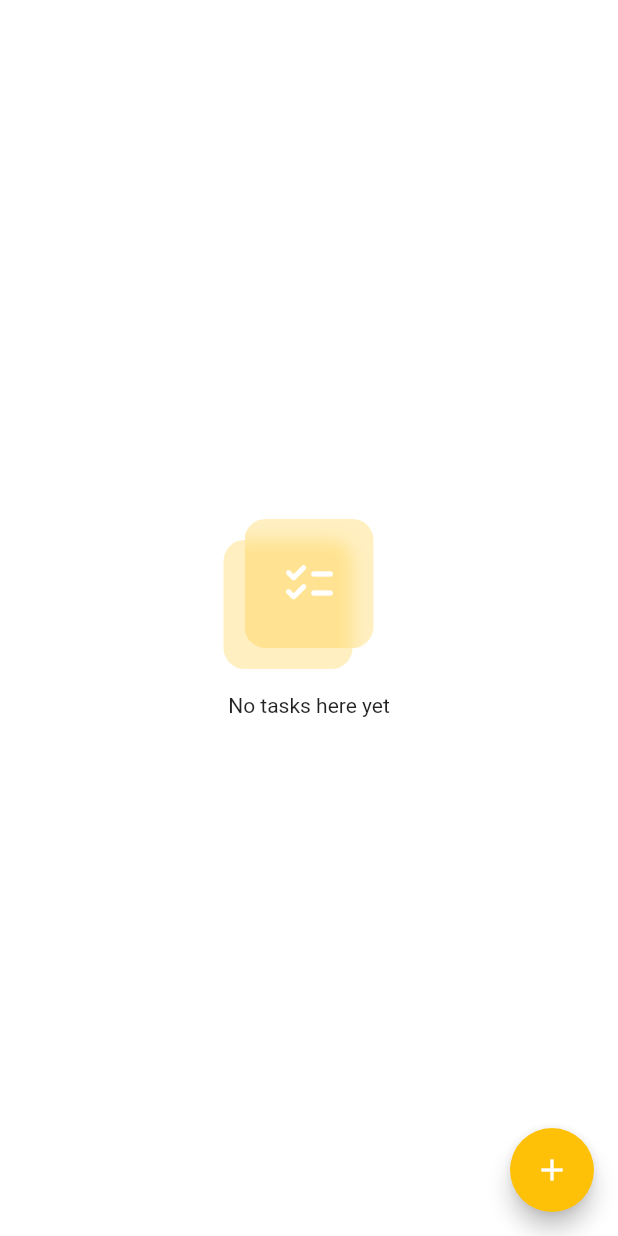
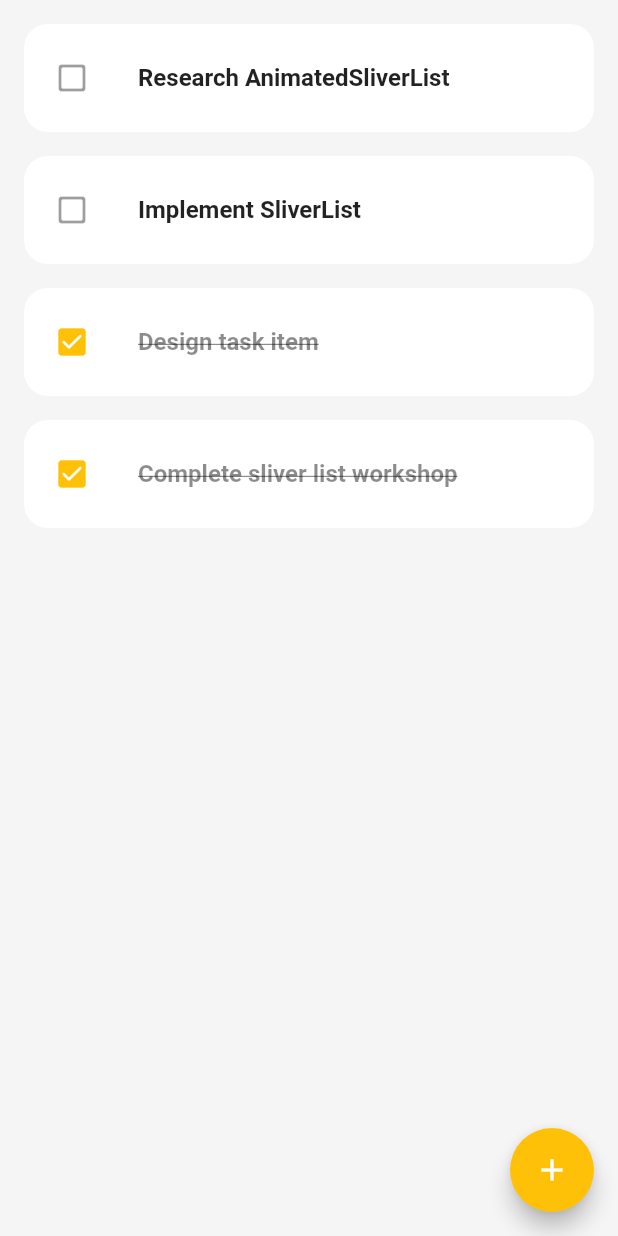
Before and after one commit to borntofrappe/rho, a Flutter app: the screen it shows after launch, on a phone screen of 412 x 824 dp. Run offline on Flutter 3.47's test engine with Material 2 defaults, Android fonts, the phone set to English and light mode, and no system bars.

Commit message:
design list_tile for individual tasks

```diff
--- /dev/null
+++ b/lib/helpers/task.dart
@@ -0,0 +1,9 @@
+class Task {
+  String title;
+  bool completed;
+
+  Task({
+    required this.title,
+    this.completed = false,
+  });
+}
--- a/lib/routes/home.dart
+++ b/lib/routes/home.dart
@@ -1,6 +1,8 @@
 import 'package:flutter/material.dart';
-import 'package:rho/widgets/empty_state.dart';
+// import 'package:rho/widgets/empty_state.dart';
 import 'package:rho/widgets/text_input.dart';
+import 'package:rho/widgets/task_tile.dart';
+import 'package:rho/helpers/task.dart';
 
 class Home extends StatefulWidget {
   const Home({Key? key}) : super(key: key);
@@ -31,10 +33,31 @@ class _HomeState extends State<Home> {
 
   @override
   Widget build(BuildContext context) {
+    List<Task> tasks = <Task>[
+      Task(title: 'Research AnimatedSliverList'),
+      Task(title: 'Implement SliverList'),
+      Task(title: 'Design task item', completed: true),
+      Task(title: 'Complete sliver list workshop', completed: true),
+    ];
+
     return Scaffold(
-      backgroundColor: Theme.of(context).colorScheme.background,
-      body: const Center(
-        child: EmptyState(),
+      body: Center(
+        child: ConstrainedBox(
+          constraints: const BoxConstraints(maxWidth: 420),
+          child: Padding(
+            padding: const EdgeInsets.all(16.0),
+            child: ListView.separated(
+              itemCount: tasks.length,
+              itemBuilder: (BuildContext context, int index) => TaskTile(
+                task: tasks[index],
+              ),
+              separatorBuilder: (BuildContext context, int index) =>
+                  const SizedBox(
+                height: 16.0,
+              ),
+            ),
+          ),
+        ),
       ),
       resizeToAvoidBottomInset: false,
       floatingActionButton: _focusNode.hasFocus
--- /dev/null
+++ b/lib/widgets/task_tile.dart
@@ -0,0 +1,57 @@
+import 'package:flutter/material.dart';
+import 'package:rho/helpers/task.dart';
+
+class TaskTile extends StatelessWidget {
+  final Task task;
+
+  const TaskTile({
+    Key? key,
+    required this.task,
+  }) : super(key: key);
+
+  @override
+  Widget build(BuildContext context) {
+    return Container(
+      padding: const EdgeInsets.symmetric(vertical: 8.0, horizontal: 4.0),
+      decoration: BoxDecoration(
+        color: Colors.white,
+        borderRadius: BorderRadius.circular(16.0),
+      ),
+      child: ListTile(
+        onTap: () {
+          print('This is where you\'d edit the task');
+        },
+        onLongPress: () {
+          print('This is where you\'d select the task, possibly to delete');
+        },
+        leading: task.completed
+            ? GestureDetector(
+                onTap: () {
+                  print('This is where you\'d un-check the task');
+                },
+                child: const Icon(
+                  Icons.check_box_rounded,
+                  color: Colors.amber,
+                ),
+              )
+            : GestureDetector(
+                onTap: () {
+                  print('This is where you\'d check the task');
+                },
+                child: const Icon(
+                  Icons.check_box_outline_blank_rounded,
+                  color: Colors.black38,
+                ),
+              ),
+        title: Text(
+          task.title,
+          style: TextStyle(
+            fontWeight: FontWeight.w700,
+            color: task.completed ? Colors.black45 : Colors.black87,
+            decoration: task.completed ? TextDecoration.lineThrough : null,
+          ),
+        ),
+      ),
+    );
+  }
+}
```
Also changed, not shown: demos/list_tile.dart (added, +117 -0 lines), 1 other file.
